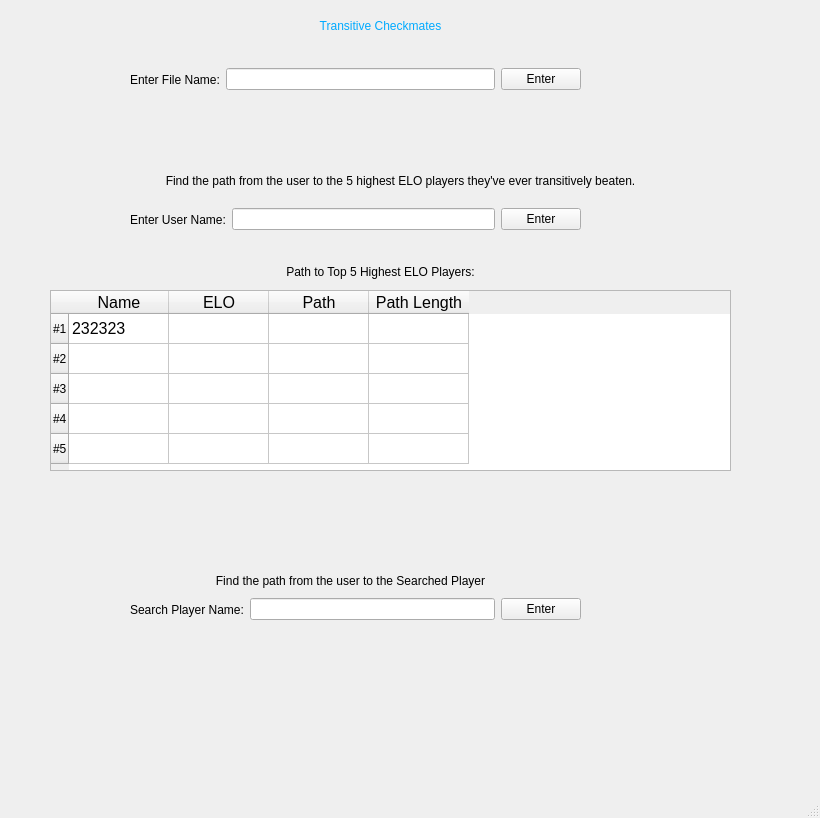
Before: the Qt Designer form chesselo.ui in atduffaut/Transitive_Checkmates, drawn with Qt 5.
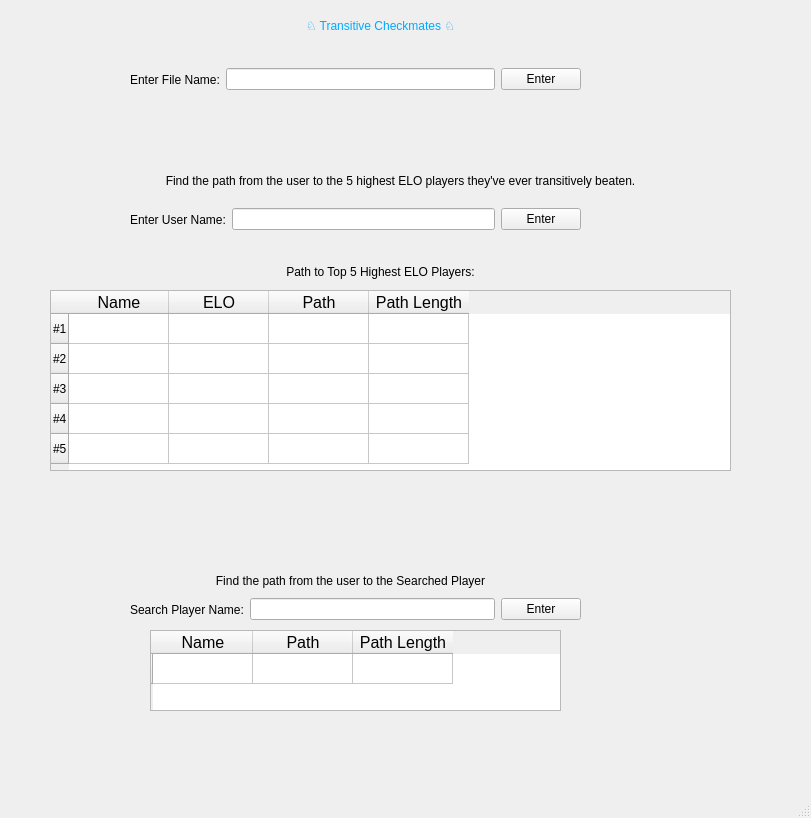
After: the same form once the commit is applied.

Diff of the .ui file:
```diff
--- a/chesselo.ui
+++ b/chesselo.ui
@@ -6,7 +6,7 @@
    <rect>
     <x>0</x>
     <y>0</y>
-    <width>820</width>
+    <width>811</width>
     <height>818</height>
    </rect>
   </property>
@@ -28,7 +28,7 @@
 color: rgb(0, 170, 255)</string>
     </property>
     <property name="text">
-     <string>Transitive Checkmates</string>
+     <string>♘ Transitive Checkmates ♘</string>
     </property>
     <property name="alignment">
      <set>Qt::AlignCenter</set>
@@ -126,7 +126,7 @@
    <widget class="QLabel" name="separationLabel">
     <property name="geometry">
      <rect>
-      <x>170</x>
+      <x>0</x>
       <y>650</y>
       <width>671</width>
       <height>24</height>
@@ -317,7 +317,7 @@
     </column>
     <item row="0" column="0">
      <property name="text">
-      <string>232323</string>
+      <string/>
      </property>
      <property name="font">
       <font>
@@ -552,7 +552,7 @@
     <property name="geometry">
      <rect>
       <x>410</x>
-      <y>690</y>
+      <y>720</y>
       <width>351</width>
       <height>37</height>
      </rect>
@@ -568,7 +568,7 @@
     <property name="geometry">
      <rect>
       <x>30</x>
-      <y>690</y>
+      <y>720</y>
       <width>351</width>
       <height>37</height>
      </rect>
@@ -599,6 +599,81 @@
      <set>Qt::AlignCenter</set>
     </property>
    </widget>
+   <widget class="QTableWidget" name="table2">
+    <property name="geometry">
+     <rect>
+      <x>150</x>
+      <y>630</y>
+      <width>411</width>
+      <height>81</height>
+     </rect>
+    </property>
+    <row>
+     <property name="text">
+      <string/>
+     </property>
+    </row>
+    <column>
+     <property name="text">
+      <string>Name</string>
+     </property>
+     <property name="font">
+      <font>
+       <pointsize>12</pointsize>
+      </font>
+     </property>
+    </column>
+    <column>
+     <property name="text">
+      <string>Path</string>
+     </property>
+     <property name="font">
+      <font>
+       <pointsize>12</pointsize>
+      </font>
+     </property>
+    </column>
+    <column>
+     <property name="text">
+      <string>Path Length</string>
+     </property>
+     <property name="font">
+      <font>
+       <pointsize>12</pointsize>
+      </font>
+     </property>
+    </column>
+    <item row="0" column="0">
+     <property name="text">
+      <string/>
+     </property>
+     <property name="font">
+      <font>
+       <pointsize>12</pointsize>
+      </font>
+     </property>
+    </item>
+    <item row="0" column="1">
+     <property name="text">
+      <string/>
+     </property>
+     <property name="font">
+      <font>
+       <pointsize>12</pointsize>
+      </font>
+     </property>
+    </item>
+    <item row="0" column="2">
+     <property name="text">
+      <string/>
+     </property>
+     <property name="font">
+      <font>
+       <pointsize>12</pointsize>
+      </font>
+     </property>
+    </item>
+   </widget>
   </widget>
   <widget class="QMenuBar" name="menubar">
    <property name="geometry">
```
Left out of the diff: 2 changed lines with no effect on the pictures.
